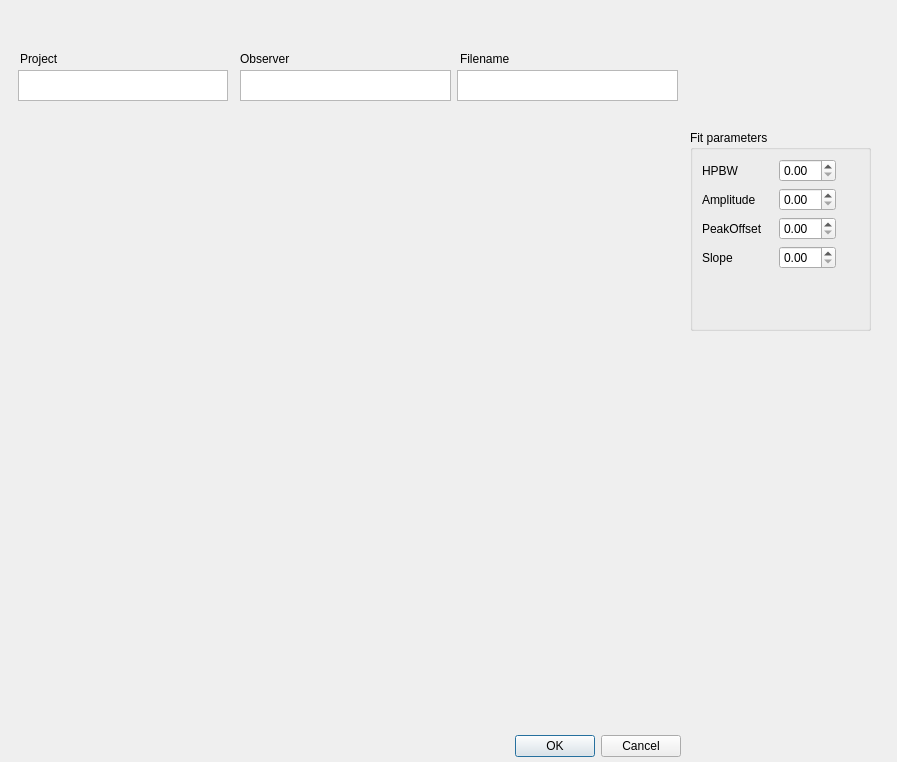
Old version of the form Common/Clients/CaltoolClient/src/calibrationToolClient.ui in the repository discos/discos.
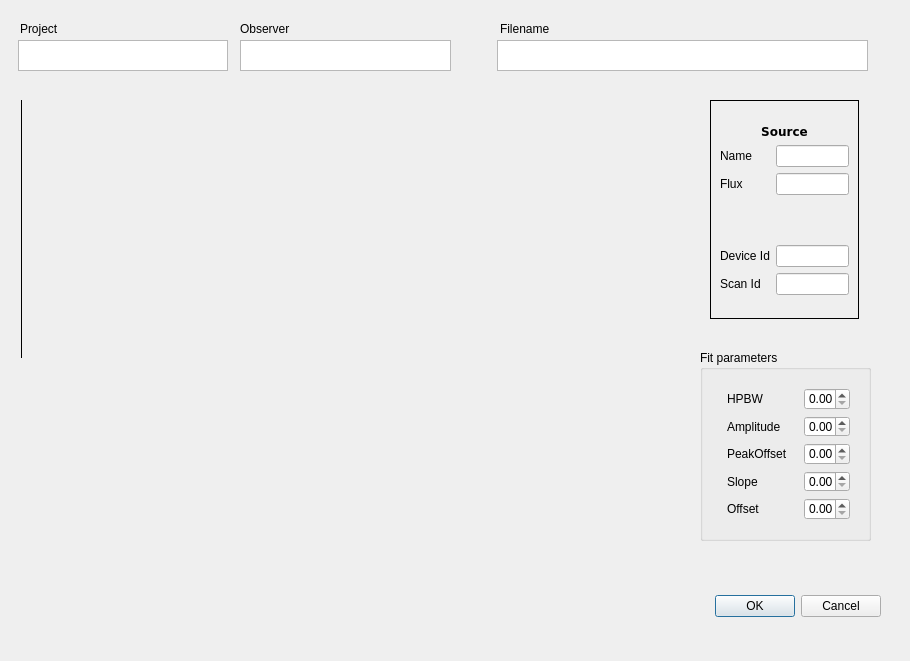
New version of the form. Custom widgets are drawn as their Qt base class.

Commit message: Logging Exceptions has been improved in order to work with ACS8.2. Added a parser for command line options. UI improved. Plots are decimated  if arrayDatax and arrayDatay have more than 1000 points. serveral bugs patched

Diff of the .ui file:
```diff
--- a/Common/Clients/CaltoolClient/src/calibrationToolClient.ui
+++ b/Common/Clients/CaltoolClient/src/calibrationToolClient.ui
@@ -6,8 +6,8 @@
    <rect>
     <x>0</x>
     <y>0</y>
-    <width>897</width>
-    <height>762</height>
+    <width>910</width>
+    <height>661</height>
    </rect>
   </property>
   <property name="windowTitle">
@@ -16,10 +16,10 @@
   <widget class="QDialogButtonBox" name="buttonBox">
    <property name="geometry">
     <rect>
-     <x>340</x>
-     <y>730</y>
-     <width>341</width>
-     <height>32</height>
+     <x>700</x>
+     <y>591</y>
+     <width>181</width>
+     <height>31</height>
     </rect>
    </property>
    <property name="orientation">
@@ -33,14 +33,18 @@
    <property name="geometry">
     <rect>
      <x>20</x>
-     <y>130</y>
+     <y>100</y>
      <width>661</width>
      <height>521</height>
     </rect>
    </property>
    <layout class="QVBoxLayout" name="verticalLayout">
     <item>
-     <widget class="QwtPlot" name="qwtPlot_datay"/>
+     <widget class="QwtPlot" name="qwtPlot_datay">
+      <property name="frameShape">
+       <enum>QFrame::VLine</enum>
+      </property>
+     </widget>
     </item>
     <item>
      <widget class="QwtPlot" name="qwtPlot_datax"/>
@@ -51,7 +55,7 @@
    <property name="geometry">
     <rect>
      <x>20</x>
-     <y>50</y>
+     <y>20</y>
      <width>60</width>
      <height>18</height>
     </rect>
@@ -64,7 +68,7 @@
    <property name="geometry">
     <rect>
      <x>240</x>
-     <y>50</y>
+     <y>20</y>
      <width>60</width>
      <height>18</height>
     </rect>
@@ -76,8 +80,8 @@
   <widget class="QLabel" name="label_3">
    <property name="geometry">
     <rect>
-     <x>460</x>
-     <y>50</y>
+     <x>500</x>
+     <y>20</y>
      <width>60</width>
      <height>18</height>
     </rect>
@@ -90,7 +94,7 @@
    <property name="geometry">
     <rect>
      <x>18</x>
-     <y>70</y>
+     <y>40</y>
      <width>210</width>
      <height>31</height>
     </rect>
@@ -99,9 +103,9 @@
   <widget class="QPlainTextEdit" name="plainTextEdit_filename">
    <property name="geometry">
     <rect>
-     <x>457</x>
-     <y>70</y>
-     <width>221</width>
+     <x>497</x>
+     <y>40</y>
+     <width>371</width>
      <height>31</height>
     </rect>
    </property>
@@ -110,7 +114,7 @@
    <property name="geometry">
     <rect>
      <x>240</x>
-     <y>70</y>
+     <y>40</y>
      <width>211</width>
      <height>31</height>
     </rect>
@@ -119,10 +123,10 @@
   <widget class="QGroupBox" name="groupBox">
    <property name="geometry">
     <rect>
-     <x>690</x>
-     <y>130</y>
-     <width>181</width>
-     <height>201</height>
+     <x>700</x>
+     <y>350</y>
+     <width>171</width>
+     <height>191</height>
     </rect>
    </property>
    <property name="title">
@@ -141,7 +145,8 @@
     <property name="fieldGrowthPolicy">
      <enum>QFormLayout::AllNonFixedFieldsGrow</enum>
     </property>
-    <item row="4" column="0">
+    <item row="4" column="1">
+     <widget class="QFrame" name="frame">
      <layout class="QFormLayout" name="formLayout_3">
       <property name="fieldGrowthPolicy">
        <enum>QFormLayout::AllNonFixedFieldsGrow</enum>
@@ -168,9 +173,33 @@
       <item row="2" column="1">
        <widget class="QDoubleSpinBox" name="doubleSpinBox_peakOffset"/>
       </item>
-      <item row="3" column="1">
+       <item row="2" column="0">
+        <widget class="QLabel" name="label_6">
+         <property name="text">
+          <string>PeakOffset</string>
+         </property>
+        </widget>
+       </item>
+       <item row="4" column="1">
        <widget class="QDoubleSpinBox" name="doubleSpinBox_slope"/>
       </item>
+       <item row="6" column="1">
+        <widget class="QDoubleSpinBox" name="doubleSpinBox_offset"/>
+       </item>
+       <item row="4" column="0">
+        <widget class="QLabel" name="label_7">
+         <property name="text">
+          <string>Slope</string>
+         </property>
+        </widget>
+       </item>
+       <item row="6" column="0">
+        <widget class="QLabel" name="label_8">
+         <property name="text">
+          <string>Offset</string>
+         </property>
+        </widget>
+       </item>
       <item row="1" column="0">
        <widget class="QLabel" name="label_5">
         <property name="text">
@@ -178,21 +207,122 @@
         </property>
        </widget>
       </item>
+      </layout>
+     </widget>
+    </item>
+   </layout>
+  </widget>
+  <widget class="QFrame" name="formFrame">
+   <property name="geometry">
+    <rect>
+     <x>710</x>
+     <y>100</y>
+     <width>149</width>
+     <height>219</height>
+    </rect>
+   </property>
+   <property name="frameShape">
+    <enum>QFrame::Box</enum>
+   </property>
+   <layout class="QFormLayout" name="formLayout_2">
+    <property name="fieldGrowthPolicy">
+     <enum>QFormLayout::AllNonFixedFieldsGrow</enum>
+    </property>
+    <item row="0" column="1">
+     <spacer name="verticalSpacer">
+      <property name="orientation">
+       <enum>Qt::Vertical</enum>
+      </property>
+      <property name="sizeHint" stdset="0">
+       <size>
+        <width>20</width>
+        <height>40</height>
+       </size>
+      </property>
+     </spacer>
+    </item>
       <item row="2" column="0">
-       <widget class="QLabel" name="label_6">
+     <widget class="QLabel" name="fluxLabel">
         <property name="text">
-         <string>PeakOffset</string>
+       <string>Name</string>
         </property>
        </widget>
       </item>
       <item row="3" column="0">
-       <widget class="QLabel" name="label_7">
+     <widget class="QLabel" name="fluxLabel_2">
         <property name="text">
-         <string>Slope</string>
+       <string>Flux</string>
         </property>
        </widget>
       </item>
-     </layout>
+    <item row="7" column="0">
+     <widget class="QLabel" name="deviceIdLabel">
+      <property name="text">
+       <string>Device Id</string>
+      </property>
+     </widget>
+    </item>
+    <item row="7" column="1">
+     <widget class="QLineEdit" name="deviceIdLineEdit"/>
+    </item>
+    <item row="8" column="0">
+     <widget class="QLabel" name="scanIdLabel">
+      <property name="text">
+       <string>Scan Id</string>
+      </property>
+     </widget>
+    </item>
+    <item row="8" column="1">
+     <widget class="QLineEdit" name="scanIdLineEdit"/>
+    </item>
+    <item row="9" column="1">
+     <spacer name="verticalSpacer_3">
+      <property name="orientation">
+       <enum>Qt::Vertical</enum>
+      </property>
+      <property name="sizeHint" stdset="0">
+       <size>
+        <width>20</width>
+        <height>40</height>
+       </size>
+      </property>
+     </spacer>
+    </item>
+    <item row="4" column="1">
+     <spacer name="verticalSpacer_2">
+      <property name="orientation">
+       <enum>Qt::Vertical</enum>
+      </property>
+      <property name="sizeHint" stdset="0">
+       <size>
+        <width>20</width>
+        <height>70</height>
+       </size>
+      </property>
+     </spacer>
+    </item>
+    <item row="3" column="1">
+     <widget class="QLineEdit" name="fluxLineEdit_2"/>
+    </item>
+    <item row="2" column="1">
+     <widget class="QLineEdit" name="fluxLineEdit"/>
+    </item>
+    <item row="1" column="0" colspan="2">
+     <widget class="QLabel" name="textLabel">
+      <property name="font">
+       <font>
+        <family>Bitstream Vera Sans</family>
+        <weight>75</weight>
+        <bold>true</bold>
+       </font>
+      </property>
+      <property name="text">
+       <string>Source</string>
+      </property>
+      <property name="alignment">
+       <set>Qt::AlignCenter</set>
+      </property>
+     </widget>
     </item>
    </layout>
   </widget>
```
Left out of the diff: 3 changed lines with no effect on the pictures. Lines whose indentation alone changed are shown as unchanged. The commit also changes 3 other files.
